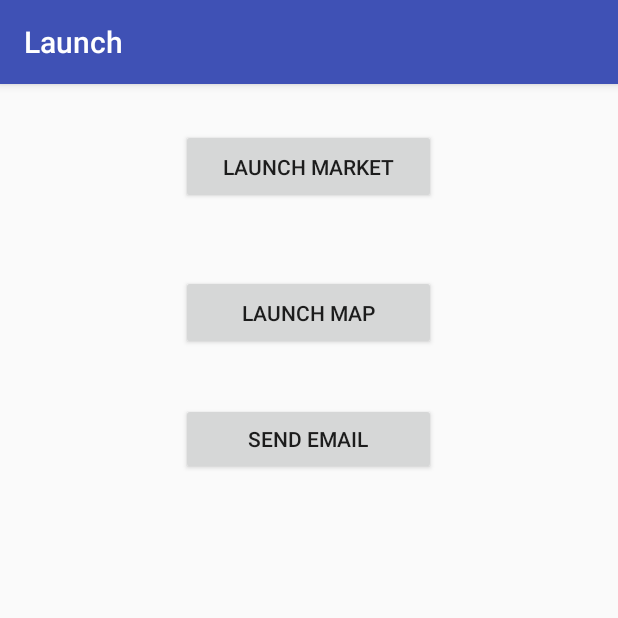
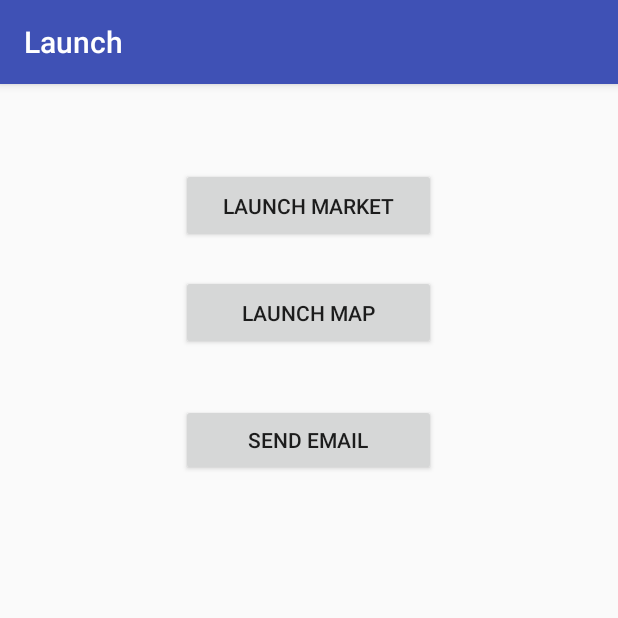
Before and after one commit to samiawarraich/trial, an Android app: the screen it shows after launch (MainActivity), on a phone screen of 412 x 824 dp, the top half of it. Run offline under Robolectric (Android 15) with nearby library versions, the phone set to English and light mode, and no system bars.

Commit message:
ion changed

```diff
--- a/app/src/main/res/layout/activity_main.xml
+++ b/app/src/main/res/layout/activity_main.xml
@@ -11,8 +11,19 @@
     tools:context="com.example.hp.launch.MainActivity">
 
     <Button
+        android:id="@+id/LaunchMap"
+        android:layout_width="170dp"
+        android:layout_marginTop="111dp"
+        android:layout_marginLeft="100dp"
+        android:layout_height="50dp"
+        android:text="Launch Map"
+        android:onClick="process"
+        android:layout_alignParentTop="true"
+        android:layout_centerHorizontal="true" />
+
+    <Button
         android:id="@+id/LaunchMarket"
-        android:layout_marginTop="14dp"
+        android:layout_marginTop="40dp"
         android:layout_marginLeft="100dp"
         android:layout_width="170dp"
         android:layout_height="50dp"
@@ -23,26 +34,14 @@
         android:layout_centerHorizontal="true" />
 
     <Button
-        android:id="@+id/LaunchMap"
-        android:layout_width="170dp"
-        android:orientation="vertical"
-        android:layout_marginTop="111dp"
-        android:layout_marginLeft="100dp"
-        android:layout_height="50dp"
-        android:text="Launch Map"
-        android:onClick="process"
-        android:layout_alignParentTop="true"
-        android:layout_centerHorizontal="true" />
-
-    <Button
         android:id="@+id/SendEmail"
         android:layout_width="170dp"
-        android:layout_marginTop="35dp"
+        android:layout_marginTop="36dp"
         android:layout_marginLeft="100dp"
         android:onClick="process"
         android:layout_height="48dp"
         android:text="Send Email"
         android:orientation="vertical"
         android:layout_below="@+id/LaunchMap"
-        android:layout_centerHorizontal="true" />
+        android:layout_alignEnd="@+id/LaunchMap" />
 </RelativeLayout>
```
